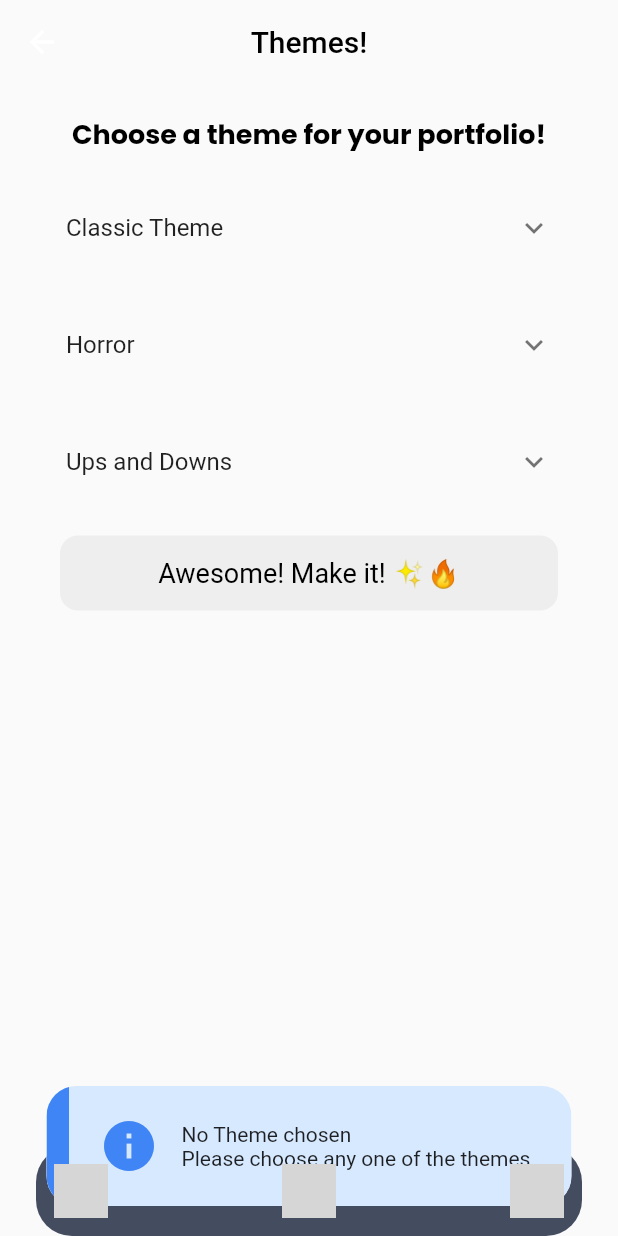
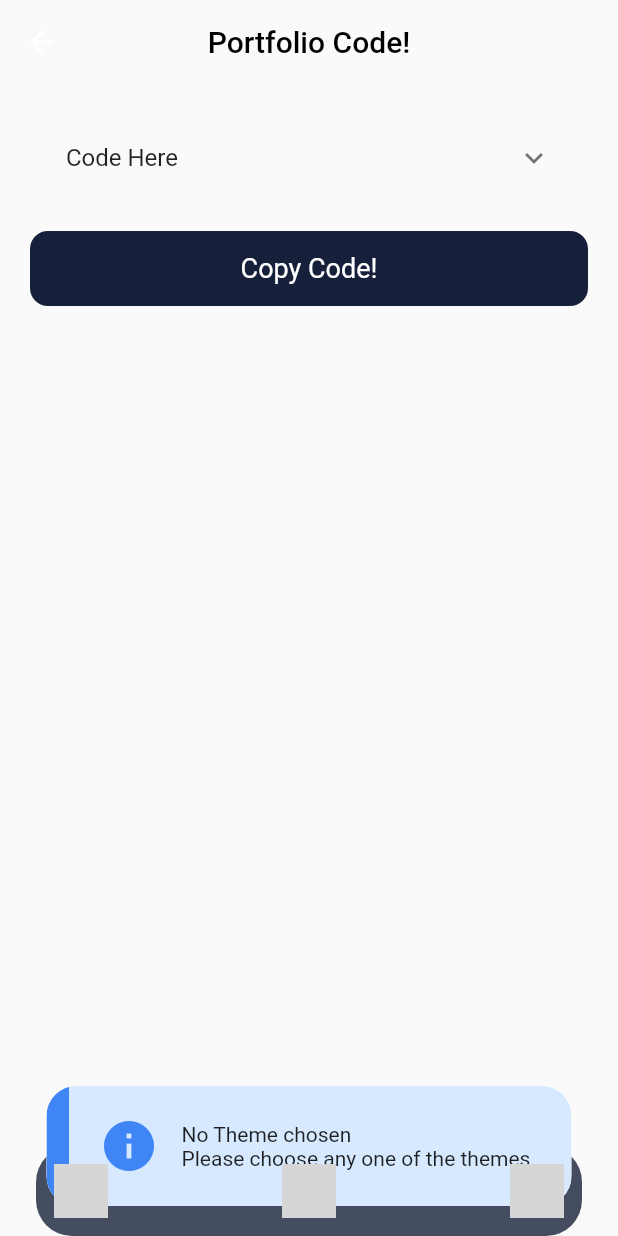
Before and after one commit to 0Armaan025/PortTheFolio, a Flutter app: the ChooseThemeScreen screen opened directly with empty values, after a tap on "Awesome! Make it! ✨🔥", on a phone screen of 412 x 824 dp. Run offline on Flutter 3.47's test engine with Material 2 defaults, Android fonts, the light colour scheme and no system bars; drawn by our look-alikes of rive; our stand-ins replace awesome_snackbar_content, flutter_svg, google_fonts, image_picker, lottie, motion_toast and 1 more; accounts and stored records are empty; network calls fail; grey boxes are pictures that could not be loaded.

Commit message:
ui fixes

```diff
--- a/PortTheFolio/lib/constants.dart
+++ b/PortTheFolio/lib/constants.dart
@@ -71,3 +71,5 @@ String email = "";
 String profession = "";
 
 String personDetails = "";
+
+const apiSecretKey = "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";
--- a/PortTheFolio/lib/screens/choose_theme_screen.dart
+++ b/PortTheFolio/lib/screens/choose_theme_screen.dart
@@ -1,8 +1,13 @@
+import 'dart:convert';
+
 import 'package:flutter/material.dart';
 import 'package:google_fonts/google_fonts.dart';
 import 'package:motion_toast/motion_toast.dart';
+import 'package:rive_animation/constants.dart';
 import 'package:rive_animation/models/user_portfolio.dart';
 
+import 'package:http/http.dart' as http;
+import 'package:rive_animation/screens/portfolio_code_screen.dart';
 import '../components/custom_bottom_navigation_bar.dart';
 
 class ChooseThemeScreen extends StatefulWidget {
@@ -17,6 +22,43 @@ class _ChooseThemeScreenState extends State<ChooseThemeScreen> {
   bool isTheme1Chosen = false;
   bool isTheme2Chosen = false;
   bool isTheme3Chosen = false;
+
+  String _generatedText = "";
+
+  Future<String> generateText(String prompt) async {
+    // Here we have to create body based on the document
+    try {
+      Map<String, dynamic> requestBody = {
+        "model": "text-davinci-003",
+        "prompt": prompt,
+        "temperature": 1,
+        "max_tokens": 500,
+      };
+      // Post Api Url
+      var url = Uri.parse('https://api.openai.com/v1/completions');
+      //  use post method of http and pass url,headers and body according to documents
+      var response = await http.post(url,
+          headers: {
+            "Content-Type": "application/json",
+            "Authorization": "Bearer $apiSecretKey"
+          },
+          body: json.encode(requestBody)); // post call
+      // Checked we get the response or not
+      // if status code is 200 then Api Call is Successfully Executed
+      if (response.statusCode == 200) {
+        var responseJson = json.decode(response.body);
+        _generatedText = responseJson["choices"][0]["text"];
+        setState(() {});
+        print('the generated text is $_generatedText');
+
+        return responseJson["choices"][0]["text"];
+      } else {
+        return "Failed to generate text: ${response.body}";
+      }
+    } catch (e) {
+      return "Failed to generate text: $e";
+    }
+  }
 
   @override
   Widget build(BuildContext context) {
@@ -141,7 +183,7 @@ class _ChooseThemeScreenState extends State<ChooseThemeScreen> {
             ),
             Center(
               child: InkWell(
-                onTap: () {
+                onTap: () async {
                   if (!isTheme1Chosen && !isTheme2Chosen && !isTheme3Chosen) {
                     MotionToast.info(
                       title: Text("No Theme chosen"),
@@ -178,6 +220,19 @@ class _ChooseThemeScreenState extends State<ChooseThemeScreen> {
                       theme: theme);
 
                   print(newModel);
+
+                  String answer = await generateText(
+                      "Write html index.html code for an amazing design portfolio the data to add is ${newModel}, add amazing theme according to ${newModel.theme} , add colors, make boxes, shapes , add amazing ui and more details");
+                  _generatedText = answer;
+                  print(_generatedText);
+
+                  moveScreen(
+                      context,
+                      PortfolioCodeScreen(
+                        portfolioCode: _generatedText,
+                      ),
+                      isPushReplacement: true);
+
                   // print(model);
                   setState(() {});
                 },
--- /dev/null
+++ b/PortTheFolio/lib/screens/portfolio_code_screen.dart
@@ -0,0 +1,74 @@
+import 'package:flutter/material.dart';
+import 'package:google_fonts/google_fonts.dart';
+import 'package:rive_animation/components/custom_bottom_navigation_bar.dart';
+import 'package:rive_animation/constants.dart';
+
+class PortfolioCodeScreen extends StatefulWidget {
+  final String portfolioCode;
+  const PortfolioCodeScreen({super.key, required this.portfolioCode});
+
+  @override
+  State<PortfolioCodeScreen> createState() => _PortfolioCodeScreenState();
+}
+
+class _PortfolioCodeScreenState extends State<PortfolioCodeScreen> {
+  @override
+  Widget build(BuildContext context) {
+    return Scaffold(
+      extendBodyBehindAppBar: false,
+      appBar: AppBar(
+        backgroundColor: Colors.transparent,
+        elevation: 0,
+        title: Text(
+          'Portfolio Code!',
+          style: TextStyle(color: Colors.black),
+        ),
+        centerTitle: true,
+      ),
+      bottomNavigationBar: CustomBottomNavigationBar(),
+      body: SingleChildScrollView(
+        child: Column(
+          children: [
+            const SizedBox(height: 20),
+            Padding(
+              padding: const EdgeInsets.symmetric(horizontal: 28.0),
+              child: GestureDetector(
+                child: ExpansionTile(
+                  // backgroundColor: Colors.lightGreen,
+                  title: Text('Code Here'),
+                  onExpansionChanged: (bool expanded) {},
+                  children: <Widget>[
+                    Padding(
+                      padding: EdgeInsets.all(16.0),
+                      child: Text(widget.portfolioCode),
+                    ),
+                  ],
+                ),
+              ),
+            ),
+            const SizedBox(height: 20),
+            Center(
+              child: Container(
+                width: double.infinity,
+                height: 50,
+                alignment: Alignment.center,
+                child: Text(
+                  "Copy Code!",
+                  style: GoogleFonts.roboto(
+                    color: Colors.white,
+                    fontSize: 18,
+                  ),
+                ),
+                margin: const EdgeInsets.symmetric(horizontal: 20),
+                decoration: BoxDecoration(
+                  color: backgroundColor2,
+                  borderRadius: BorderRadius.circular(12),
+                ),
+              ),
+            ),
+          ],
+        ),
+      ),
+    );
+  }
+}
--- a/PortTheFolio/pubspec.yaml
+++ b/PortTheFolio/pubspec.yaml
@@ -29,11 +29,13 @@ environment:
 # the latest version available on pub.dev. To see which dependencies have newer
 # versions available, run `flutter pub outdated`.
 dependencies:
+  advance_pdf_viewer: ^2.0.1
   audioplayers: ^4.1.0
   awesome_snackbar_content: ^0.1.2
   cupertino_icons: ^1.0.2
   flutter:
     sdk: flutter
+  flutter_pdfview: ^1.3.1
   flutter_svg: ^1.1.6
   google_fonts: ^4.0.4
   image_picker: ^0.8.7+5
@@ -41,10 +43,14 @@ dependencies:
   lottie: ^2.4.0
   motion_toast: ^2.6.8
   neumorphic_button: ^0.0.1+2
+  open_file: ^3.3.1
+  path_provider: ^2.0.15
+  pdf: ^3.10.4
   rive: ^0.9.1
   supabase_flutter: ^1.10.1
   url_launcher: ^6.1.11
   uuid: ^3.0.7
+
 
 dev_dependencies:
   flutter_test:
```
Also changed, not shown: PortTheFolio/pubspec.lock, 4 other files.
